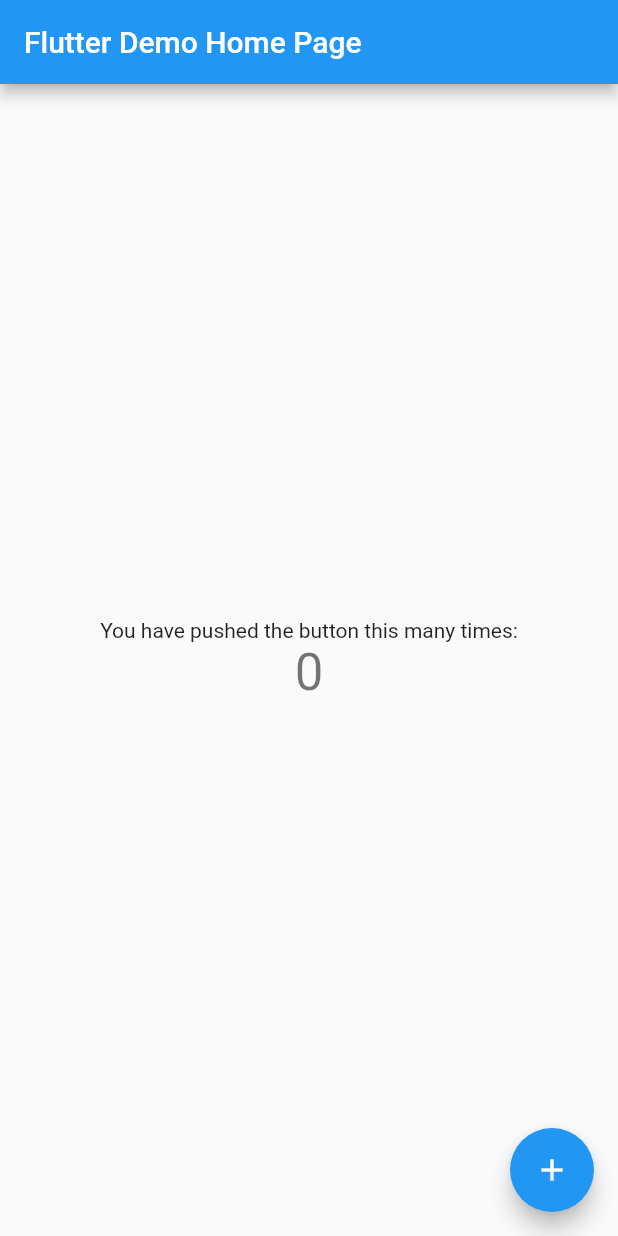
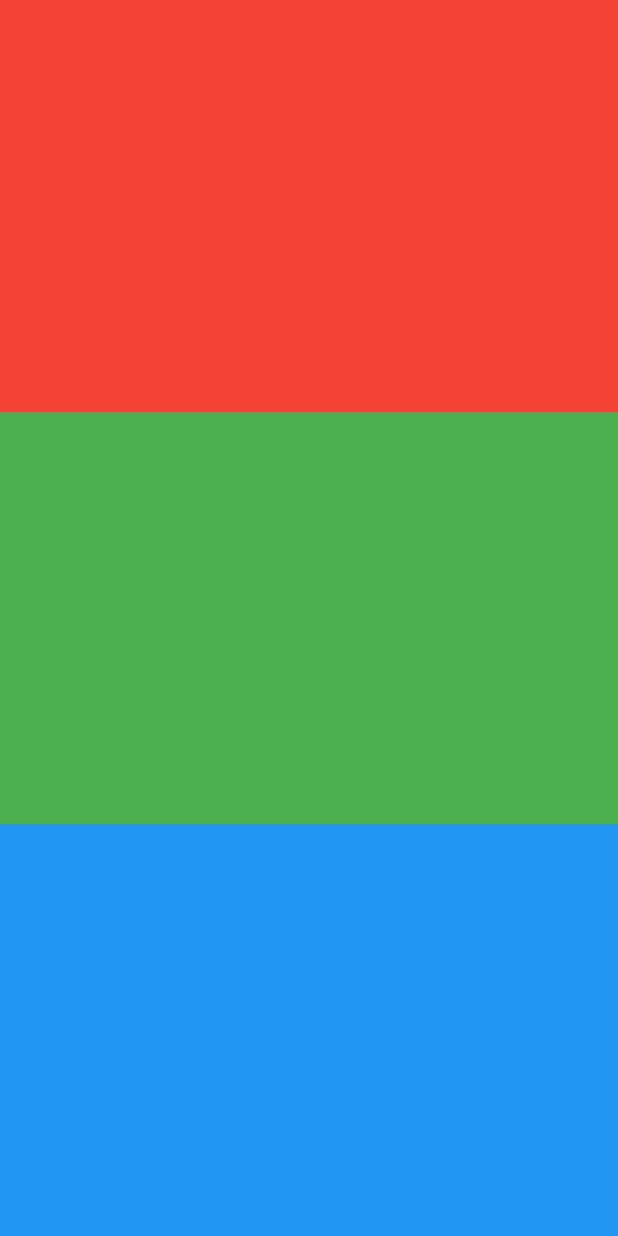
Before and after one commit to jacek-marchwicki/flutter-insets-bug2, a Flutter app: the screen it shows after launch, on a phone screen of 412 x 824 dp. Run offline on Flutter 3.47's test engine with Material 2 defaults, Android fonts, the phone set to English and light mode, and no system bars.

Commit message:
Bug reproduction

```diff
--- a/lib/main.dart
+++ b/lib/main.dart
@@ -1,4 +1,5 @@
 import 'package:flutter/material.dart';
+import 'package:flutter/services.dart';
 
 void main() {
   runApp(MyApp());
@@ -65,53 +66,38 @@
 
   @override
   Widget build(BuildContext context) {
-    // This method is rerun every time setState is called, for instance as done
-    // by the _incrementCounter method above.
-    //
-    // The Flutter framework has been optimized to make rerunning build methods
-    // fast, so that you can just rebuild anything that needs updating rather
-    // than having to individually change instances of widgets.
-    return Scaffold(
-      appBar: AppBar(
-        // Here we take the value from the MyHomePage object that was created by
-        // the App.build method, and use it to set our appbar title.
-        title: Text(widget.title),
-      ),
-      body: Center(
-        // Center is a layout widget. It takes a single child and positions it
-        // in the middle of the parent.
-        child: Column(
-          // Column is also a layout widget. It takes a list of children and
-          // arranges them vertically. By default, it sizes itself to fit its
-          // children horizontally, and tries to be as tall as its parent.
-          //
-          // Invoke "debug painting" (press "p" in the console, choose the
-          // "Toggle Debug Paint" action from the Flutter Inspector in Android
-          // Studio, or the "Toggle Debug Paint" command in Visual Studio Code)
-          // to see the wireframe for each widget.
-          //
-          // Column has various properties to control how it sizes itself and
-          // how it positions its children. Here we use mainAxisAlignment to
-          // center the children vertically; the main axis here is the vertical
-          // axis because Columns are vertical (the cross axis would be
-          // horizontal).
-          mainAxisAlignment: MainAxisAlignment.center,
-          children: <Widget>[
-            Text(
-              'You have pushed the button this many times:',
+    final style = SystemUiOverlayStyle.light;
+
+    return Column(
+      children: [
+        Flexible(
+          child: AnnotatedRegion<SystemUiOverlayStyle>(
+            value: style.copyWith(
+              statusBarColor: Colors.redAccent,
+              systemNavigationBarColor: Colors.redAccent,
             ),
-            Text(
-              '$_counter',
-              style: Theme.of(context).textTheme.headline4,
+            child: Container(color: Colors.red),
+          ),
+        ),
+        Flexible(
+          child: AnnotatedRegion<SystemUiOverlayStyle>(
+            value: style.copyWith(
+              statusBarColor: Colors.greenAccent,
+              systemNavigationBarColor: Colors.greenAccent,
             ),
-          ],
+            child: Container(color: Colors.green),
+          ),
         ),
-      ),
-      floatingActionButton: FloatingActionButton(
-        onPressed: _incrementCounter,
-        tooltip: 'Increment',
-        child: Icon(Icons.add),
-      ), // This trailing comma makes auto-formatting nicer for build methods.
+        Flexible(
+          child: AnnotatedRegion<SystemUiOverlayStyle>(
+            value: style.copyWith(
+              statusBarColor: Colors.blueAccent,
+              systemNavigationBarColor: Colors.blueAccent,
+            ),
+            child: Container(color: Colors.blue),
+          ),
+        ),
+      ],
     );
   }
 }
```
Also changed, not shown: 1 other file.
